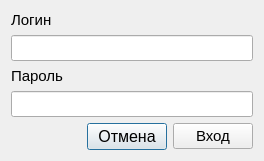
Qt form logindialog.ui (Vladimirsky555/Diary) before a commit.
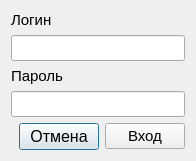
The same form after that commit. Icons and pictures are not drawn.

Commit message: Improvement of the interface for authorization

```diff
--- a/logindialog.ui
+++ b/logindialog.ui
@@ -6,7 +6,7 @@
    <rect>
     <x>0</x>
     <y>0</y>
-    <width>264</width>
+    <width>196</width>
     <height>155</height>
    </rect>
   </property>
```
Left out of the diff: 16 changed lines with no effect on the pictures. The commit also changes 6 other files.
